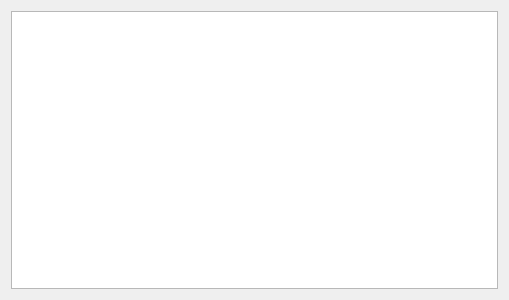
Above: dialog.ui from mdrska80/timesheet before the change. Below: the same form after it.
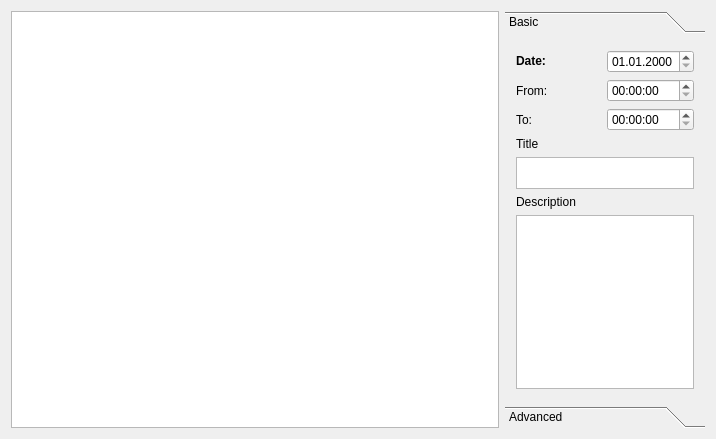
That is the form after the change. The open tabs and pages were chosen to show the change.

Patch:
```diff
--- a/dialog.ui
+++ b/dialog.ui
@@ -6,18 +6,142 @@
    <rect>
     <x>0</x>
     <y>0</y>
-    <width>509</width>
-    <height>300</height>
+    <width>716</width>
+    <height>439</height>
    </rect>
   </property>
   <property name="windowTitle">
    <string>Dialog</string>
   </property>
-  <layout class="QVBoxLayout" name="verticalLayout_2">
+  <layout class="QVBoxLayout" name="verticalLayout">
    <item>
-    <layout class="QVBoxLayout" name="verticalLayout">
+    <layout class="QHBoxLayout" name="horizontalLayout">
      <item>
-      <widget class="QListView" name="listView"/>
+      <widget class="QListView" name="listView">
+       <property name="alternatingRowColors">
+        <bool>true</bool>
+       </property>
+      </widget>
+     </item>
+     <item>
+      <widget class="QToolBox" name="toolBox">
+       <property name="maximumSize">
+        <size>
+         <width>200</width>
+         <height>16777215</height>
+        </size>
+       </property>
+       <property name="currentIndex">
+        <number>1</number>
+       </property>
+       <widget class="QWidget" name="page">
+        <property name="geometry">
+         <rect>
+          <x>0</x>
+          <y>0</y>
+          <width>200</width>
+          <height>361</height>
+         </rect>
+        </property>
+        <attribute name="label">
+         <string>Basic</string>
+        </attribute>
+        <layout class="QVBoxLayout" name="verticalLayout_2">
+         <item>
+          <layout class="QVBoxLayout" name="verticalLayout_4">
+           <property name="sizeConstraint">
+            <enum>QLayout::SetMaximumSize</enum>
+           </property>
+           <item>
+            <layout class="QGridLayout" name="gridLayout_2">
+             <item row="0" column="0">
+              <widget class="QLabel" name="label">
+               <property name="text">
+                <string>&lt;b&gt;Date:&lt;/b&gt;</string>
+               </property>
+              </widget>
+             </item>
+             <item row="1" column="0">
+              <widget class="QLabel" name="label_2">
+               <property name="text">
+                <string>From:</string>
+               </property>
+              </widget>
+             </item>
+             <item row="0" column="1">
+              <widget class="QDateEdit" name="dateEdit">
+               <property name="displayFormat">
+                <string>dd.MM.yyyy</string>
+               </property>
+               <property name="calendarPopup">
+                <bool>false</bool>
+               </property>
+              </widget>
+             </item>
+             <item row="1" column="1">
+              <widget class="QTimeEdit" name="timeEdit">
+               <property name="calendarPopup">
+                <bool>true</bool>
+               </property>
+              </widget>
+             </item>
+             <item row="2" column="0">
+              <widget class="QLabel" name="label_3">
+               <property name="text">
+                <string>To:</string>
+               </property>
+              </widget>
+             </item>
+             <item row="2" column="1">
+              <widget class="QTimeEdit" name="timeEdit_2"/>
+             </item>
+            </layout>
+           </item>
+           <item>
+            <widget class="QLabel" name="label_4">
+             <property name="text">
+              <string>Title</string>
+             </property>
+            </widget>
+           </item>
+           <item>
+            <widget class="QTextEdit" name="textEdit">
+             <property name="maximumSize">
+              <size>
+               <width>16777215</width>
+               <height>32</height>
+              </size>
+             </property>
+            </widget>
+           </item>
+           <item>
+            <widget class="QLabel" name="label_5">
+             <property name="text">
+              <string>Description</string>
+             </property>
+            </widget>
+           </item>
+           <item>
+            <widget class="QTextEdit" name="textEdit_2"/>
+           </item>
+          </layout>
+         </item>
+        </layout>
+       </widget>
+       <widget class="QWidget" name="Advanced">
+        <property name="geometry">
+         <rect>
+          <x>0</x>
+          <y>0</y>
+          <width>200</width>
+          <height>361</height>
+         </rect>
+        </property>
+        <attribute name="label">
+         <string>Advanced</string>
+        </attribute>
+       </widget>
+      </widget>
      </item>
     </layout>
    </item>
```
